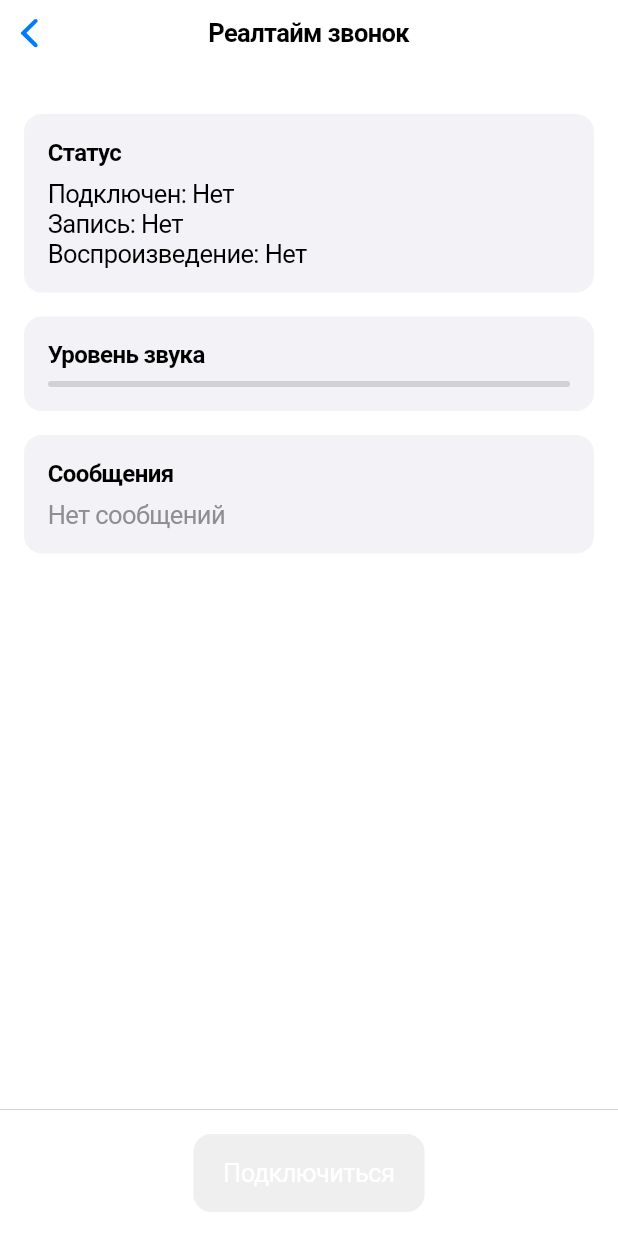
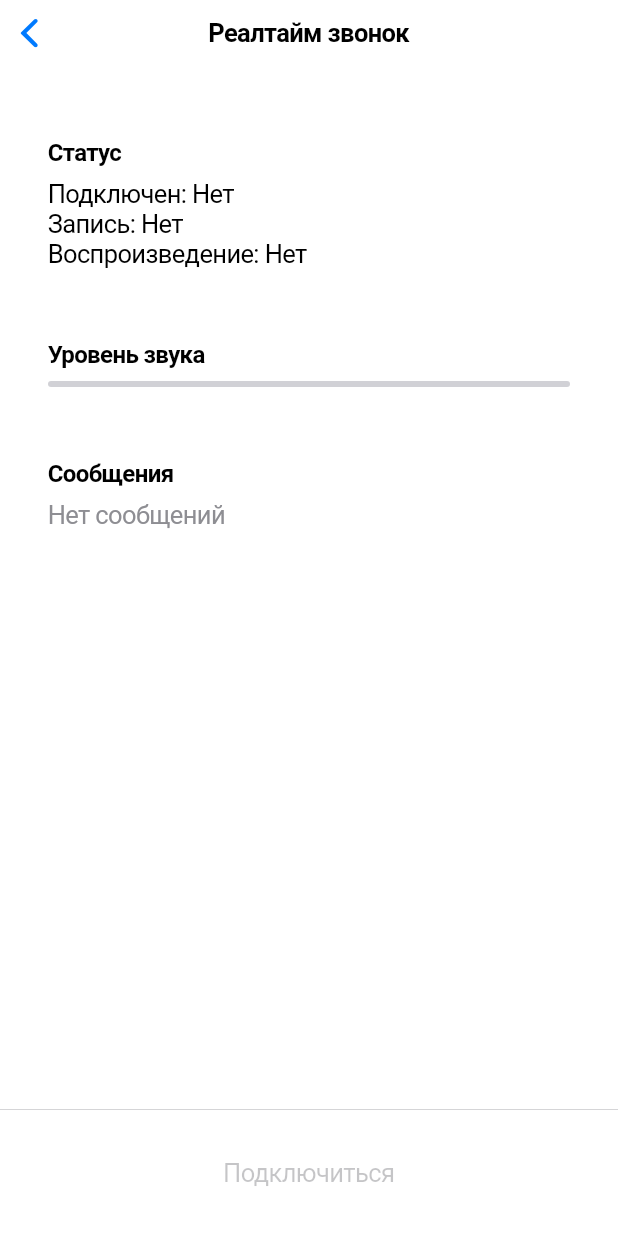
Before and after one commit to RuslanTsitser/repeat_tutor, a Flutter app: the RealtimeSessionDetailScreen screen opened by its route, on a phone screen of 412 x 824 dp. Run offline on Flutter 3.47's test engine with Material 3 defaults, Android fonts, the light colour scheme and no system bars; our stand-ins replace auto_route, dio, drift, equatable, flutter_riverpod, permission_handler and 1 more; missing offline and left inert: ab_test_service, apphud, cloud_storage_sync, flutter_webrtc, record, sqlite3; accounts and stored records are empty; generated files the repository leaves out were written again.

Commit message:
refactor(realtime-session-detail): update UI styling for improved consistency and readability
- Changed background color properties in multiple containers to enhance visual consistency.
- Updated text color for error messages to improve readability and user experience.
- Removed redundant color properties in various UI components to streamline the codebase.

```diff
--- a/lib/presentation/screens/realtime_session_detail_screen.dart
+++ b/lib/presentation/screens/realtime_session_detail_screen.dart
@@ -40,13 +40,15 @@ class _RealtimeSessionDetailScreenState
                       Container(
                         padding: const EdgeInsets.all(12),
                         decoration: BoxDecoration(
-                          color: CupertinoColors.systemRed.withOpacity(0.1),
+                          color: CupertinoColors.systemRed.withValues(
+                            alpha: 0.1,
+                          ),
                           borderRadius: BorderRadius.circular(8),
                         ),
                         child: Text(
                           state.error!,
                           style: const TextStyle(
-                            color: CupertinoColors.systemRed,
+                            color: Color.fromARGB(255, 40, 27, 26),
                           ),
                         ),
                       ),
@@ -77,7 +79,6 @@ class _StatusCard extends StatelessWidget {
     return Container(
       padding: const EdgeInsets.all(16),
       decoration: BoxDecoration(
-        color: CupertinoColors.systemGrey6,
         borderRadius: BorderRadius.circular(12),
       ),
       child: Column(
@@ -109,7 +110,6 @@ class _AudioLevelCard extends StatelessWidget {
     return Container(
       padding: const EdgeInsets.all(16),
       decoration: BoxDecoration(
-        color: CupertinoColors.systemGrey6,
         borderRadius: BorderRadius.circular(12),
       ),
       child: Column(
@@ -148,7 +148,6 @@ class _MessagesCard extends StatelessWidget {
     return Container(
       padding: const EdgeInsets.all(16),
       decoration: BoxDecoration(
-        color: CupertinoColors.systemGrey6,
         borderRadius: BorderRadius.circular(12),
       ),
       child: Column(
@@ -192,7 +191,6 @@ class _ControlButtons extends ConsumerWidget {
     return Container(
       padding: const EdgeInsets.all(16),
       decoration: const BoxDecoration(
-        color: CupertinoColors.systemBackground,
         border: Border(
           top: BorderSide(
             color: CupertinoColors.separator,
@@ -204,7 +202,7 @@ class _ControlButtons extends ConsumerWidget {
         mainAxisAlignment: MainAxisAlignment.spaceEvenly,
         children: [
           if (!state.isConnected && !state.isConnecting)
-            CupertinoButton.filled(
+            CupertinoButton(
               onPressed: state.session == null
                   ? null
                   : () {
```
